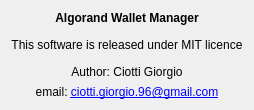
Above: Interfaces/About/Ui_Info.ui from CiottiGiorgio/Algorand-Wallet-Manager before the change. Below: the same form after it.
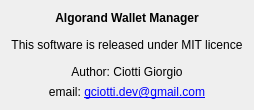
That is the form after the change.

Commit message: Info window modified.

Diff of the .ui file:
```diff
--- a/Interfaces/About/Ui_Info.ui
+++ b/Interfaces/About/Ui_Info.ui
@@ -85,7 +85,7 @@
    <item>
     <widget class="QLabel" name="label_4">
      <property name="text">
-      <string>email: &lt;a href=&quot;mailto:ciotti.giorgio.96@gmail.com&quot;&gt;ciotti.giorgio.96@gmail.com&lt;/a&gt;</string>
+      <string>email: &lt;a href=&quot;mailto:gciotti.dev@gmail.com&quot;&gt;gciotti.dev@gmail.com&lt;/a&gt;</string>
      </property>
      <property name="textFormat">
       <enum>Qt::MarkdownText</enum>
```
The commit also changes 1 other file.
